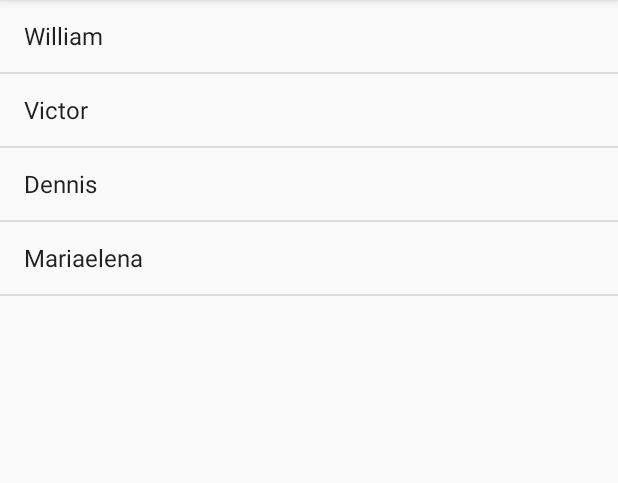
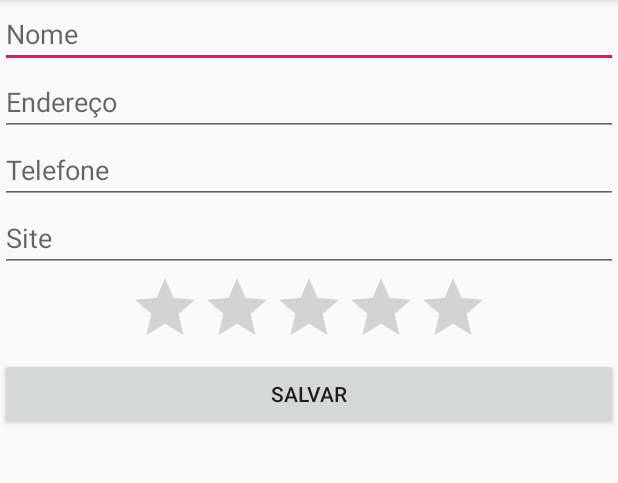
Before and after one commit to Willsome/Agenda, an Android app: the screen it shows after launch (ListaAlunosActivity before the commit, FormularioActivity after it), on a phone screen of 412 x 824 dp, the part 84-567 px from its top. Run offline under Robolectric (Android 15) with nearby library versions, the phone set to English and light mode, and no system bars.

Commit message:
Aula 2/5

```diff
--- a/app/build.gradle
+++ b/app/build.gradle
@@ -24,7 +24,7 @@ android {
 
 dependencies {
     implementation fileTree(dir: 'libs', include: ['*.jar'])
-    implementation"org.jetbrains.kotlin:kotlin-stdlib-jdk7:$kotlin_version"
+    implementation "org.jetbrains.kotlin:kotlin-stdlib-jdk7:$kotlin_version"
     implementation 'com.android.support:appcompat-v7:28.0.0'
     implementation 'com.android.support.constraint:constraint-layout:1.1.3'
     testImplementation 'junit:junit:4.12'
--- a/app/src/main/AndroidManifest.xml
+++ b/app/src/main/AndroidManifest.xml
@@ -9,7 +9,8 @@
         android:roundIcon="@mipmap/ic_launcher_round"
         android:supportsRtl="true"
         android:theme="@style/AppTheme">
-        <activity android:name=".ListaAlunosActivity">
+        <activity android:name=".ui.activities.ListaAlunosActivity" />
+        <activity android:name=".ui.activities.FormularioActivity">
             <intent-filter>
                 <action android:name="android.intent.action.MAIN" />
 
--- /dev/null
+++ b/app/src/main/java/br/com/alura/william/agenda/ui/activities/FormularioActivity.kt
@@ -0,0 +1,23 @@
+package br.com.alura.william.agenda.ui.activities
+
+import android.os.Bundle
+import android.support.v7.app.AppCompatActivity
+import android.widget.Toast
+import br.com.alura.william.agenda.R
+import kotlinx.android.synthetic.main.activity_formulario.*
+
+class FormularioActivity : AppCompatActivity() {
+
+    override fun onCreate(savedInstanceState: Bundle?) {
+        super.onCreate(savedInstanceState)
+        setContentView(R.layout.activity_formulario)
+
+        bt_formulario_salvar.setOnClickListener {
+            Toast.makeText(
+                    this,
+                    "Botão clicado !",
+                    Toast.LENGTH_SHORT
+            ).show()
+        }
+    }
+}
--- a/app/src/main/java/br/com/alura/william/agenda/ListaAlunosActivity.kt
+++ b/app/src/main/java/br/com/alura/william/agenda/ui/activities/ListaAlunosActivity.kt
@@ -1,8 +1,9 @@
-package br.com.alura.william.agenda
+package br.com.alura.william.agenda.ui.activities
 
 import android.support.v7.app.AppCompatActivity
 import android.os.Bundle
 import android.widget.ArrayAdapter
+import br.com.alura.william.agenda.R
 import kotlinx.android.synthetic.main.activity_lista_alunos.*
 
 class ListaAlunosActivity : AppCompatActivity() {
--- /dev/null
+++ b/app/src/main/res/layout/activity_formulario.xml
@@ -0,0 +1,51 @@
+<?xml version="1.0" encoding="utf-8"?>
+<ScrollView xmlns:android="http://schemas.android.com/apk/res/android"
+    android:layout_width="match_parent"
+    android:layout_height="match_parent">
+
+    <LinearLayout
+        android:layout_width="match_parent"
+        android:layout_height="wrap_content"
+        android:orientation="vertical">
+
+        <EditText
+            android:id="@+id/et_formulario_nome"
+            android:layout_width="match_parent"
+            android:layout_height="wrap_content"
+            android:hint="@string/formulario_et_nome" />
+
+        <EditText
+            android:id="@+id/et_formulario_endereco"
+            android:layout_width="match_parent"
+            android:layout_height="wrap_content"
+            android:hint="@string/formulario_et_endereco" />
+
+        <EditText
+            android:id="@+id/et_formulario_telefone"
+            android:layout_width="match_parent"
+            android:layout_height="wrap_content"
+            android:hint="@string/formularioet_telefone" />
+
+        <EditText
+            android:id="@+id/et_formulario_site"
+            android:layout_width="match_parent"
+            android:layout_height="wrap_content"
+            android:hint="@string/formulario_site" />
+
+        <RatingBar
+            android:id="@+id/rb_formulario_nota"
+            android:layout_width="wrap_content"
+            android:layout_height="wrap_content"
+            android:layout_gravity="center"
+            android:max="10"
+            android:numStars="5" />
+
+        <Button
+            android:id="@+id/bt_formulario_salvar"
+            android:layout_width="match_parent"
+            android:layout_height="wrap_content"
+            android:text="@string/formulario_bt_salvar" />
+
+    </LinearLayout>
+
+</ScrollView>
--- a/app/src/main/res/values/strings.xml
+++ b/app/src/main/res/values/strings.xml
@@ -1,3 +1,10 @@
 <resources>
     <string name="app_name">Agenda</string>
+
+    <string name="formulario_et_nome"> Nome </string>
+    <string name="formulario_et_endereco"> Endereço </string>
+    <string name="formularioet_telefone"> Telefone </string>
+    <string name="formulario_site"> Site </string>
+    <string name="formulario_bt_salvar"> Salvar </string>
+
 </resources>
```
Also changed, not shown: 1 other file.
